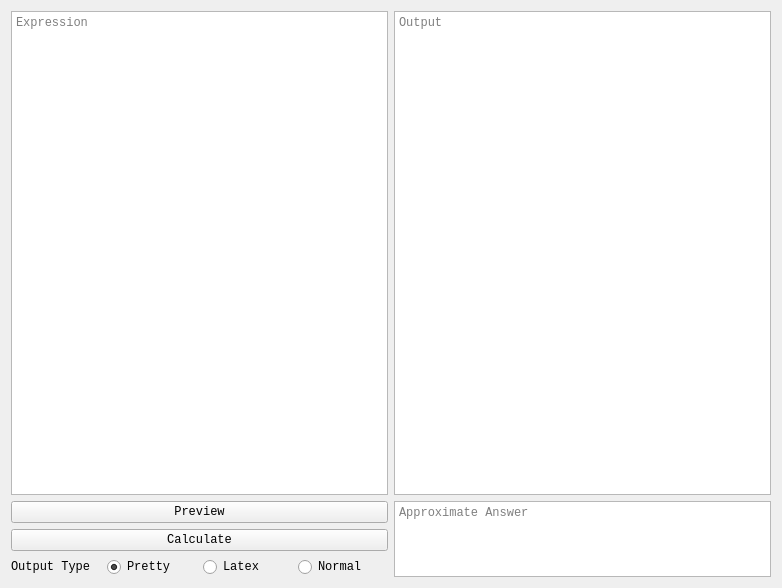
Secozzi/CASpy, file caspy/qt_assets/tabs/evaluate.ui: the form before one commit.
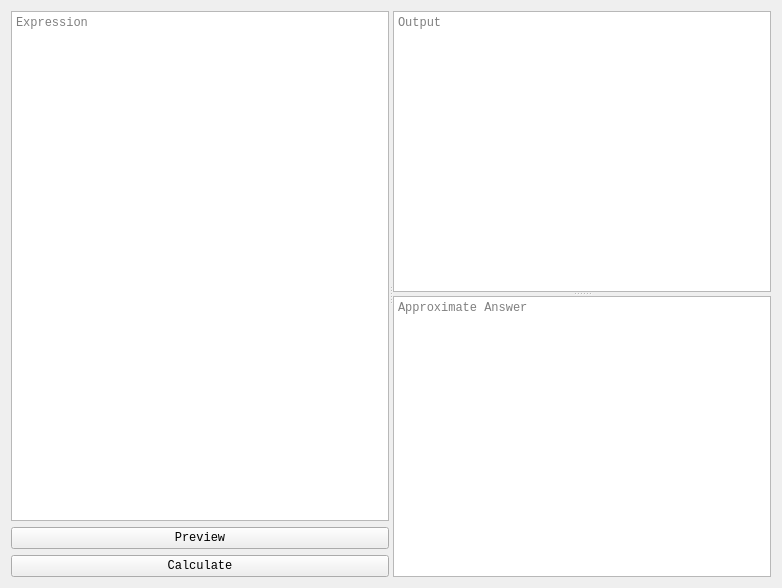
The form after the commit.

Commit message: Added view and splitters plus fixed some in formulas tab

Patch:
```diff
--- a/caspy/qt_assets/tabs/evaluate.ui
+++ b/caspy/qt_assets/tabs/evaluate.ui
@@ -18,77 +18,65 @@
   <property name="windowTitle">
    <string>Form</string>
   </property>
-  <layout class="QGridLayout" name="gridLayout_2">
+  <layout class="QGridLayout" name="gridLayout">
    <item row="0" column="0">
-    <layout class="QGridLayout" name="gridLayout">
-     <item row="3" column="0">
-      <widget class="QPushButton" name="EvalCalc">
-       <property name="toolTip">
-        <string>Simplify the expression - Shift + Enter</string>
-       </property>
-       <property name="text">
-        <string>Calculate</string>
-       </property>
-      </widget>
-     </item>
-     <item row="2" column="0">
-      <widget class="QPushButton" name="EvalPrev">
-       <property name="toolTip">
-        <string>Preview the expression</string>
-       </property>
-       <property name="text">
-        <string>Preview</string>
-       </property>
-      </widget>
-     </item>
-     <item row="4" column="0">
-      <layout class="QHBoxLayout" name="horizontalLayout_3">
+    <widget class="QSplitter" name="splitter_2">
+     <property name="orientation">
+      <enum>Qt::Horizontal</enum>
+     </property>
+     <property name="childrenCollapsible">
+      <bool>false</bool>
+     </property>
+     <widget class="QWidget" name="verticalLayoutWidget">
+      <layout class="QVBoxLayout" name="verticalLayout">
        <item>
-        <widget class="QLabel" name="EvalOutType">
-         <property name="toolTip">
-          <string>Format of output</string>
+        <widget class="QTextEdit" name="EvalExp">
+         <property name="sizePolicy">
+          <sizepolicy hsizetype="Expanding" vsizetype="Ignored">
+           <horstretch>0</horstretch>
+           <verstretch>0</verstretch>
+          </sizepolicy>
          </property>
-         <property name="text">
-          <string>Output Type</string>
-         </property>
-        </widget>
-       </item>
-       <item>
-        <widget class="QRadioButton" name="EvalPP">
          <property name="toolTip">
           <string>Pretty print</string>
          </property>
-         <property name="text">
-          <string>Pretty</string>
+         <property name="lineWrapMode">
+          <enum>QTextEdit::NoWrap</enum>
          </property>
-         <property name="checked">
-          <bool>true</bool>
+         <property name="placeholderText">
+          <string>Expression</string>
          </property>
         </widget>
        </item>
        <item>
-        <widget class="QRadioButton" name="EvalLatex">
+        <widget class="QPushButton" name="EvalPrev">
          <property name="toolTip">
           <string>Latex</string>
          </property>
          <property name="text">
-          <string>Latex</string>
+          <string>Preview</string>
          </property>
         </widget>
        </item>
        <item>
-        <widget class="QRadioButton" name="EvalNormal">
+        <widget class="QPushButton" name="EvalCalc">
          <property name="toolTip">
           <string>Normal - no special format</string>
          </property>
          <property name="text">
-          <string>Normal</string>
+          <string>Calculate</string>
          </property>
         </widget>
        </item>
       </layout>
-     </item>
-     <item row="0" column="1" rowspan="2">
+     </widget>
+     <widget class="QSplitter" name="splitter">
+      <property name="orientation">
+       <enum>Qt::Vertical</enum>
+      </property>
+      <property name="childrenCollapsible">
+       <bool>false</bool>
+      </property>
       <widget class="QTextBrowser" name="EvalOut">
        <property name="sizePolicy">
         <sizepolicy hsizetype="Expanding" vsizetype="Expanding">
@@ -103,11 +91,9 @@
         <string>Output</string>
        </property>
       </widget>
-     </item>
-     <item row="2" column="1" rowspan="3">
       <widget class="QTextBrowser" name="EvalApprox">
        <property name="sizePolicy">
-        <sizepolicy hsizetype="Expanding" vsizetype="Ignored">
+        <sizepolicy hsizetype="Expanding" vsizetype="Expanding">
          <horstretch>0</horstretch>
          <verstretch>0</verstretch>
         </sizepolicy>
@@ -119,27 +105,8 @@
         <string>Approximate Answer</string>
        </property>
       </widget>
-     </item>
-     <item row="0" column="0" rowspan="2">
-      <widget class="QTextEdit" name="EvalExp">
-       <property name="sizePolicy">
-        <sizepolicy hsizetype="Expanding" vsizetype="Ignored">
-         <horstretch>0</horstretch>
-         <verstretch>0</verstretch>
-        </sizepolicy>
-       </property>
-       <property name="toolTip">
-        <string>Expression</string>
-       </property>
-       <property name="lineWrapMode">
-        <enum>QTextEdit::NoWrap</enum>
-       </property>
-       <property name="placeholderText">
-        <string>Expression</string>
-       </property>
-      </widget>
-     </item>
-    </layout>
+     </widget>
+    </widget>
    </item>
   </layout>
  </widget>
```
Left out of the diff: 6 changed lines with no effect on the pictures. The commit also changes 18 other files.
